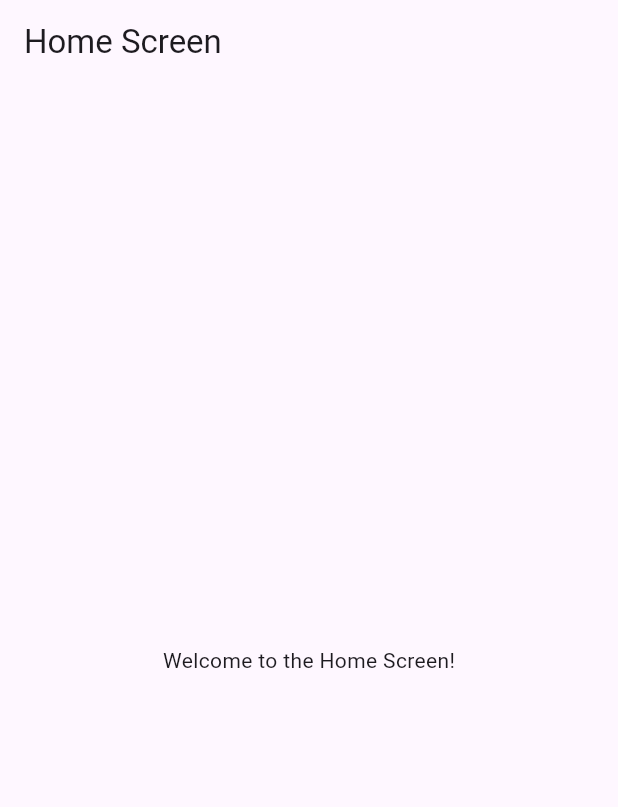
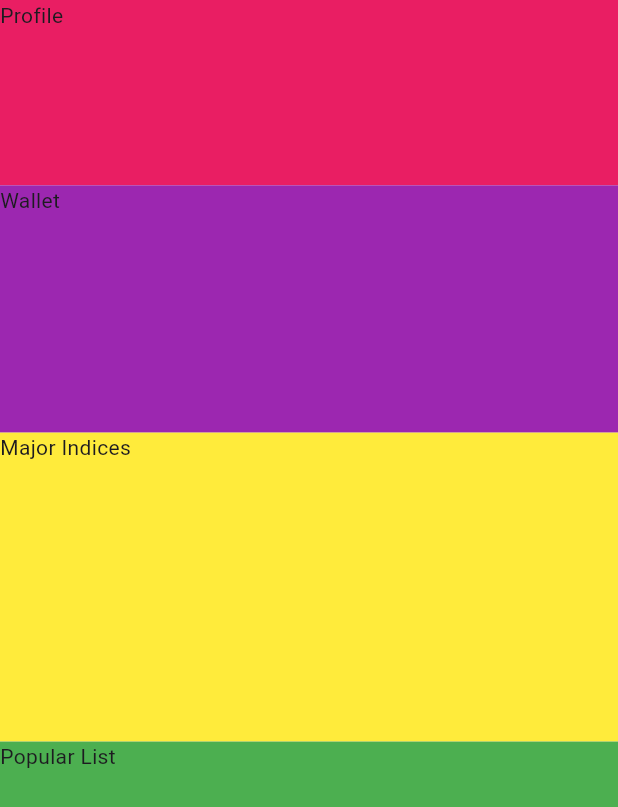
Before and after one commit to ShinhansecMobile/Shinhansec-Intern-App, a Flutter app: the screen it shows after launch, on a phone screen of 412 x 824 dp. Shown: the top 807 px of the screen. Run offline on Flutter 3.47's test engine with Material 2 defaults, Android fonts, the phone set to English and light mode, and no system bars.

Commit message:
[DESIGN] 레이아웃 설계

```diff
--- a/lib/screens/home.dart
+++ b/lib/screens/home.dart
@@ -1,4 +1,9 @@
 import 'package:flutter/material.dart';
+
+import '../widgets/major_indices.dart';
+import '../widgets/popular_list.dart';
+import '../widgets/profile.dart';
+import '../widgets/wallet.dart';
 
 class Home extends StatefulWidget {
   const Home({Key? key}) : super(key: key);
@@ -10,17 +15,41 @@ class Home extends StatefulWidget {
 class _HomeState extends State<Home> {
   @override
   Widget build(BuildContext context) {
+    double deviceWidth = MediaQuery.of(context).size.width;
+    double deviceHeight = MediaQuery.of(context).size.height;
+
     return Scaffold(
-      appBar: AppBar(
-        title: const Text('Home Screen'),
-      ),
-      body: const Center(
-        child: Column(
-          mainAxisAlignment: MainAxisAlignment.center,
-          children: [
-            Text('Welcome to the Home Screen!'),
-          ],
-        ),
+      backgroundColor: const Color(0xFFE5E5FF),
+      body: Column(
+        children: <Widget>[
+          // Profile Widget
+          Container (
+            width: deviceWidth,
+            height: deviceHeight * 0.15,
+            child: Profile(),
+          ),
+
+          // Wallet Widget
+          Container (
+            width: deviceWidth,
+            height: deviceHeight * 0.2,
+            child: Wallet(),
+          ),
+
+          // 주요 지수 Widget
+          Container (
+            width: deviceWidth,
+            height: deviceHeight * 0.25,
+            child: MajorIndices(),
+          ),
+
+          // 인기 종목 Widget
+          Container (
+            width: deviceWidth,
+            height: deviceHeight * 0.4,
+            child: PopularList(),
+          )
+        ],
       ),
     );
   }
--- /dev/null
+++ b/lib/widgets/major_indices.dart
@@ -0,0 +1,18 @@
+import 'package:flutter/material.dart';
+
+class MajorIndices extends StatefulWidget {
+  const MajorIndices({Key? key}) : super(key: key);
+
+  @override
+  _MajorIndicesState createState() => _MajorIndicesState();
+}
+
+class _MajorIndicesState extends State<MajorIndices> {
+  @override
+  Widget build(BuildContext context) {
+    return Container(
+      color: Colors.yellow, // 배경색 설정
+      child: Text('Major Indices'),
+    );
+  }
+}
--- /dev/null
+++ b/lib/widgets/popular_list.dart
@@ -0,0 +1,18 @@
+import 'package:flutter/material.dart';
+
+class PopularList extends StatefulWidget {
+  const PopularList({Key? key}) : super(key: key);
+
+  @override
+  _PopularListState createState() => _PopularListState();
+}
+
+class _PopularListState extends State<PopularList> {
+  @override
+  Widget build(BuildContext context) {
+    return Container(
+      color: Colors.green, // 배경색 설정
+      child: Text('Popular List'),
+    );
+  }
+}
--- /dev/null
+++ b/lib/widgets/profile.dart
@@ -0,0 +1,18 @@
+import 'package:flutter/material.dart';
+
+class Profile extends StatefulWidget {
+  const Profile({Key? key}) : super(key: key);
+
+  @override
+  _ProfileState createState() => _ProfileState();
+}
+
+class _ProfileState extends State<Profile> {
+  @override
+  Widget build(BuildContext context) {
+    return Container(
+      color: Colors.pink, // 배경색 설정
+      child: Text('Profile'),
+    );
+  }
+}
--- /dev/null
+++ b/lib/widgets/wallet.dart
@@ -0,0 +1,13 @@
+import 'package:flutter/material.dart';
+
+class Wallet extends StatelessWidget {
+  const Wallet({Key? key}) : super(key: key);
+
+  @override
+  Widget build(BuildContext context) {
+    return Container(
+      color: Colors.purple, // 배경색 설정
+      child: Text('Wallet'),
+    );
+  }
+}
```
